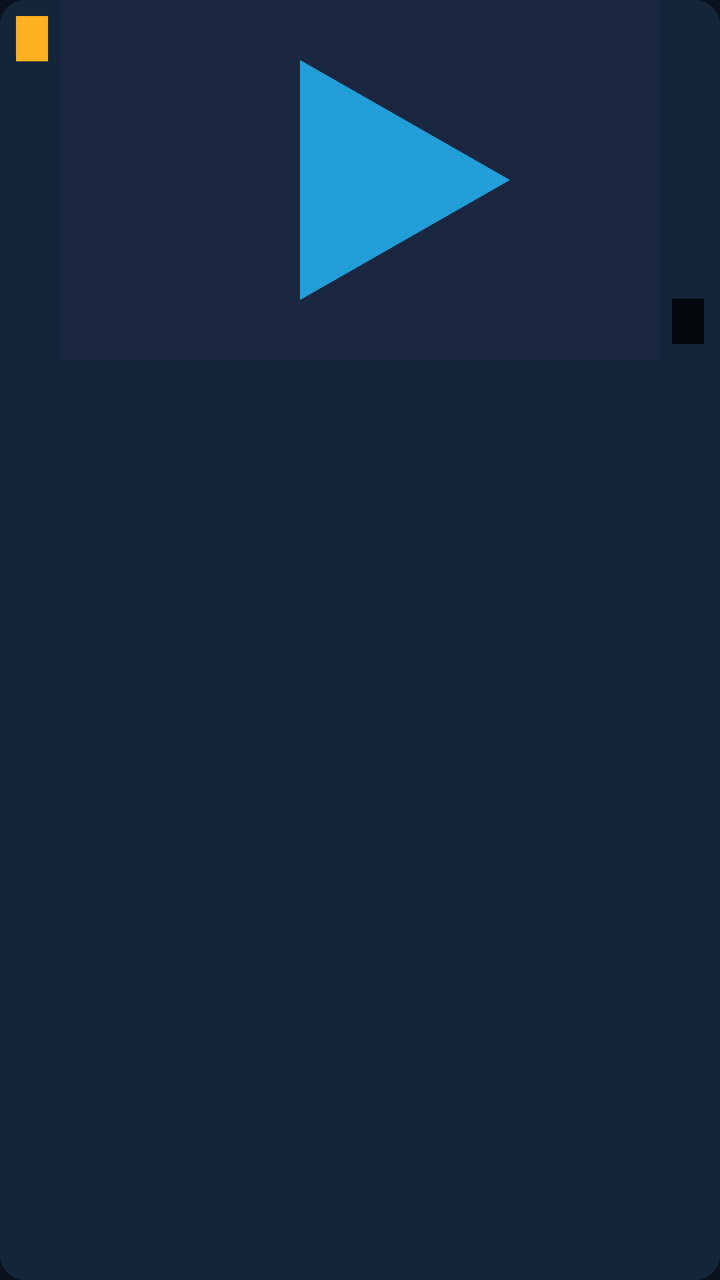
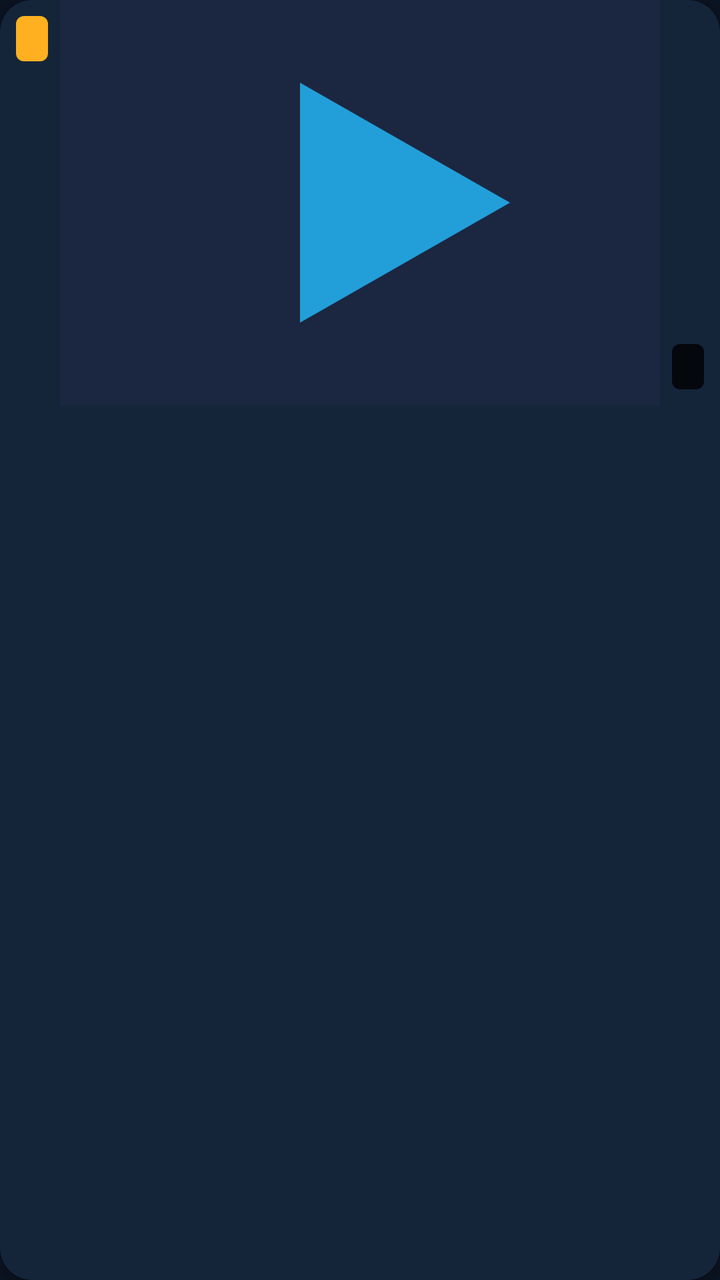

Screens rendered from an Android XML layout before and after an edit, with the pre-edit source and the edit as a unified diff.
<!-- AndroidManifest.xml: application theme Theme.NobiStream -->
<!-- res/layout/item_video.xml -->
<?xml version="1.0" encoding="utf-8"?>
<com.google.android.material.card.MaterialCardView xmlns:android="http://schemas.android.com/apk/res/android"
    xmlns:app="http://schemas.android.com/apk/res-auto"
    style="@style/Widget.NobiStream.Card"
    android:layout_width="match_parent"
    android:layout_height="wrap_content"
    android:layout_marginStart="@dimen/spacing_16"
    android:layout_marginTop="@dimen/spacing_8"
    android:layout_marginEnd="@dimen/spacing_16">

    <LinearLayout
        android:layout_width="match_parent"
        android:layout_height="wrap_content"
        android:orientation="vertical">

        <FrameLayout
            android:layout_width="match_parent"
            android:layout_height="@dimen/thumbnail_height">

            <ImageView
                android:id="@+id/videoThumb"
                android:layout_width="match_parent"
                android:layout_height="match_parent"
                android:contentDescription="@string/home_continue_watching"
                android:scaleType="centerCrop"
                android:src="@drawable/ic_video_placeholder" />

            <TextView
                android:id="@+id/qualityBadge"
                android:layout_width="wrap_content"
                android:layout_height="wrap_content"
                android:layout_gravity="top|start"
                android:layout_margin="@dimen/spacing_8"
                android:background="@color/quality_badge"
                android:paddingStart="@dimen/spacing_8"
                android:paddingTop="@dimen/spacing_4"
                android:paddingEnd="@dimen/spacing_8"
                android:paddingBottom="@dimen/spacing_4"
                android:textColor="#000000"
                android:textSize="@dimen/text_badge"
                android:textStyle="bold" />

            <TextView
                android:id="@+id/durationBadge"
                android:layout_width="wrap_content"
                android:layout_height="wrap_content"
                android:layout_gravity="bottom|end"
                android:layout_margin="@dimen/spacing_8"
                android:background="@color/scrim"
                android:paddingStart="@dimen/spacing_8"
                android:paddingTop="@dimen/spacing_4"
                android:paddingEnd="@dimen/spacing_8"
                android:paddingBottom="@dimen/spacing_4"
                android:textColor="#FFFFFF"
                android:textSize="@dimen/text_badge" />

            <TextView
                android:id="@+id/watchedBadge"
                android:layout_width="wrap_content"
                android:layout_height="wrap_content"
                android:layout_gravity="bottom|start"
                android:layout_margin="@dimen/spacing_8"
                android:background="@color/scrim"
                android:paddingStart="@dimen/spacing_8"
                android:paddingTop="@dimen/spacing_4"
                android:paddingEnd="@dimen/spacing_8"
                android:paddingBottom="@dimen/spacing_4"
                android:text="@string/common_watched"
                android:textColor="#FFFFFF"
                android:textSize="@dimen/text_badge"
                android:visibility="gone" />
        </FrameLayout>

        <LinearLayout
            android:layout_width="match_parent"
            android:layout_height="wrap_content"
            android:orientation="vertical"
            android:padding="@dimen/spacing_12">

            <TextView
                android:id="@+id/videoTitle"
                android:layout_width="match_parent"
                android:layout_height="wrap_content"
                android:maxLines="2"
                android:textColor="@color/text_primary"
                android:textSize="@dimen/text_body"
                android:textStyle="bold" />

            <TextView
                android:id="@+id/videoMeta"
                android:layout_width="match_parent"
                android:layout_height="wrap_content"
                android:layout_marginTop="@dimen/spacing_4"
                android:textColor="@color/text_secondary"
                android:textSize="@dimen/text_caption" />

            <ProgressBar
                android:id="@+id/videoProgress"
                style="?android:attr/progressBarStyleHorizontal"
                android:layout_width="match_parent"
                android:layout_height="4dp"
                android:layout_marginTop="@dimen/spacing_8"
                android:max="100"
                android:progress="0"
                android:visibility="gone" />
        </LinearLayout>
    </LinearLayout>
</com.google.android.material.card.MaterialCardView>
<!-- resources referenced by this layout -->
<resources>
  <dimen name="spacing_16">16dp</dimen>
  <dimen name="thumbnail_height">180dp</dimen>
  <style name="Widget.NobiStream.Card" parent="Widget.Material3.CardView.Elevated">
          <item name="cardCornerRadius">@dimen/corner_medium</item>
          <item name="cardBackgroundColor">@color/surface</item>
          <item name="cardElevation">2dp</item>
      </style>
  <style name="Theme.NobiStream" parent="Theme.Material3.DayNight.NoActionBar">
          <item name="colorPrimary">@color/primary</item>
          <item name="colorPrimaryVariant">@color/primary_dark</item>
          <item name="colorOnPrimary">@color/text_primary</item>
          <item name="android:colorBackground">@color/background</item>
          <item name="colorSurface">@color/surface</item>
          <item name="colorOnSurface">@color/text_primary</item>
          <item name="colorError">@color/error</item>
          <item name="android:textColorPrimary">@color/text_primary</item>
          <item name="android:textColorSecondary">@color/text_secondary</item>
          <item name="android:windowAnimationStyle">@style/Theme.NobiStream.ActivityTransitions</item>
      </style>
  <dimen name="corner_medium">12dp</dimen>
  <!-- unchanged entries left out for length: 19 -->
</resources>

<!-- the commit's change to res/layout/item_video.xml (unified diff, before → after) -->
@@ -3,19 +3,20 @@
     xmlns:app="http://schemas.android.com/apk/res-auto"
     style="@style/Widget.NobiStream.Card"
     android:layout_width="match_parent"
-    android:layout_height="wrap_content"
-    android:layout_marginStart="@dimen/spacing_16"
-    android:layout_marginTop="@dimen/spacing_8"
-    android:layout_marginEnd="@dimen/spacing_16">
+    android:layout_height="wrap_content">
 
-    <LinearLayout
+    <androidx.constraintlayout.widget.ConstraintLayout
         android:layout_width="match_parent"
-        android:layout_height="wrap_content"
-        android:orientation="vertical">
+        android:layout_height="wrap_content">
 
         <FrameLayout
-            android:layout_width="match_parent"
-            android:layout_height="@dimen/thumbnail_height">
+            android:id="@+id/thumbFrame"
+            android:layout_width="0dp"
+            android:layout_height="0dp"
+            app:layout_constraintDimensionRatio="16:9"
+            app:layout_constraintEnd_toEndOf="parent"
+            app:layout_constraintStart_toStartOf="parent"
+            app:layout_constraintTop_toTopOf="parent">
 
             <ImageView
                 android:id="@+id/videoThumb"
@@ -31,12 +32,12 @@
                 android:layout_height="wrap_content"
                 android:layout_gravity="top|start"
                 android:layout_margin="@dimen/spacing_8"
-                android:background="@color/quality_badge"
+                android:background="@drawable/bg_badge_quality"
                 android:paddingStart="@dimen/spacing_8"
                 android:paddingTop="@dimen/spacing_4"
                 android:paddingEnd="@dimen/spacing_8"
                 android:paddingBottom="@dimen/spacing_4"
-                android:textColor="#000000"
+                android:textColor="@color/on_quality_badge"
                 android:textSize="@dimen/text_badge"
                 android:textStyle="bold" />
 
@@ -46,7 +47,7 @@
                 android:layout_height="wrap_content"
                 android:layout_gravity="bottom|end"
                 android:layout_margin="@dimen/spacing_8"
-                android:background="@color/scrim"
+                android:background="@drawable/bg_badge_dark"
                 android:paddingStart="@dimen/spacing_8"
                 android:paddingTop="@dimen/spacing_4"
                 android:paddingEnd="@dimen/spacing_8"
@@ -60,7 +61,7 @@
                 android:layout_height="wrap_content"
                 android:layout_gravity="bottom|start"
                 android:layout_margin="@dimen/spacing_8"
-                android:background="@color/scrim"
+                android:background="@drawable/bg_badge_dark"
                 android:paddingStart="@dimen/spacing_8"
                 android:paddingTop="@dimen/spacing_4"
                 android:paddingEnd="@dimen/spacing_8"
@@ -69,40 +70,50 @@
                 android:textColor="#FFFFFF"
                 android:textSize="@dimen/text_badge"
                 android:visibility="gone" />
-        </FrameLayout>
 
-        <LinearLayout
-            android:layout_width="match_parent"
-            android:layout_height="wrap_content"
-            android:orientation="vertical"
-            android:padding="@dimen/spacing_12">
-
-            <TextView
-                android:id="@+id/videoTitle"
-                android:layout_width="match_parent"
-                android:layout_height="wrap_content"
-                android:maxLines="2"
-                android:textColor="@color/text_primary"
-                android:textSize="@dimen/text_body"
-                android:textStyle="bold" />
-
-            <TextView
-                android:id="@+id/videoMeta"
-                android:layout_width="match_parent"
-                android:layout_height="wrap_content"
-                android:layout_marginTop="@dimen/spacing_4"
-                android:textColor="@color/text_secondary"
-                android:textSize="@dimen/text_caption" />
-
+            
             <ProgressBar
                 android:id="@+id/videoProgress"
                 style="?android:attr/progressBarStyleHorizontal"
                 android:layout_width="match_parent"
-                android:layout_height="4dp"
-                android:layout_marginTop="@dimen/spacing_8"
+                android:layout_height="@dimen/progress_bar_height"
+                android:layout_gravity="bottom"
                 android:max="100"
                 android:progress="0"
+                android:progressDrawable="@drawable/progress_video"
                 android:visibility="gone" />
-        </LinearLayout>
-    </LinearLayout>
+        </FrameLayout>
+
+        <TextView
+            android:id="@+id/videoTitle"
+            android:layout_width="0dp"
+            android:layout_height="wrap_content"
+            android:layout_marginStart="@dimen/spacing_12"
+            android:layout_marginTop="@dimen/spacing_8"
+            android:layout_marginEnd="@dimen/spacing_12"
+            android:ellipsize="end"
+            android:fontFamily="sans-serif-medium"
+            android:maxLines="2"
+            android:textColor="@color/text_primary"
+            android:textSize="@dimen/text_body"
+            app:layout_constraintEnd_toEndOf="parent"
+            app:layout_constraintStart_toStartOf="parent"
+            app:layout_constraintTop_toBottomOf="@id/thumbFrame" />
+
+        <TextView
+            android:id="@+id/videoMeta"
+            android:layout_width="0dp"
+            android:layout_height="wrap_content"
+            android:layout_marginStart="@dimen/spacing_12"
+            android:layout_marginTop="@dimen/spacing_4"
+            android:layout_marginEnd="@dimen/spacing_12"
+            android:layout_marginBottom="@dimen/spacing_12"
+            android:maxLines="1"
+            android:textColor="@color/text_secondary"
+            android:textSize="@dimen/text_caption"
+            app:layout_constraintBottom_toBottomOf="parent"
+            app:layout_constraintEnd_toEndOf="parent"
+            app:layout_constraintStart_toStartOf="parent"
+            app:layout_constraintTop_toBottomOf="@id/videoTitle" />
+    </androidx.constraintlayout.widget.ConstraintLayout>
 </com.google.android.material.card.MaterialCardView>
<!-- resource entries referenced after the edit -->
@@ -1,25 +1,100 @@
 <!-- resources referenced by this layout -->
 <resources>
-  <dimen name="spacing_16">16dp</dimen>
-  <dimen name="thumbnail_height">180dp</dimen>
+  <color name="on_quality_badge">#000000</color>
+  <dimen name="progress_bar_height">3dp</dimen>
+  <!-- drawable bg_badge_dark (drawable) -->
+  <?xml version="1.0" encoding="utf-8"?>
+  <shape xmlns:android="http://schemas.android.com/apk/res/android"
+      android:shape="rectangle">
+      <solid android:color="@color/scrim" />
+      <corners android:radius="4dp" />
+  </shape>
+  <!-- drawable bg_badge_quality (drawable) -->
+  <?xml version="1.0" encoding="utf-8"?>
+  <shape xmlns:android="http://schemas.android.com/apk/res/android"
+      android:shape="rectangle">
+      <solid android:color="@color/quality_badge" />
+      <corners android:radius="4dp" />
+  </shape>
+  <!-- drawable progress_video (drawable) -->
+  <?xml version="1.0" encoding="utf-8"?>
+  <layer-list xmlns:android="http://schemas.android.com/apk/res/android">
+      <item android:id="@android:id/background">
+          <shape android:shape="rectangle">
+              <solid android:color="@color/progress_track" />
+          </shape>
+      </item>
+      <item android:id="@android:id/progress">
+          <clip>
+              <shape android:shape="rectangle">
+                  <solid android:color="@color/progress_played" />
+              </shape>
+          </clip>
+      </item>
+  </layer-list>
   <style name="Widget.NobiStream.Card" parent="Widget.Material3.CardView.Elevated">
           <item name="cardCornerRadius">@dimen/corner_medium</item>
           <item name="cardBackgroundColor">@color/surface</item>
-          <item name="cardElevation">2dp</item>
+          <item name="cardElevation">@dimen/elevation_2</item>
       </style>
   <style name="Theme.NobiStream" parent="Theme.Material3.DayNight.NoActionBar">
           <item name="colorPrimary">@color/primary</item>
           <item name="colorPrimaryVariant">@color/primary_dark</item>
           <item name="colorOnPrimary">@color/text_primary</item>
+          <item name="colorSecondary">@color/primary</item>
           <item name="android:colorBackground">@color/background</item>
           <item name="colorSurface">@color/surface</item>
+          <item name="colorSurfaceVariant">@color/surface_variant</item>
           <item name="colorOnSurface">@color/text_primary</item>
+          <item name="colorOnSurfaceVariant">@color/on_surface_variant</item>
           <item name="colorError">@color/error</item>
+          <item name="colorOnError">@color/on_error</item>
           <item name="android:textColorPrimary">@color/text_primary</item>
           <item name="android:textColorSecondary">@color/text_secondary</item>
+          <item name="android:windowLightStatusBar">false</item>
+          <item name="android:windowLightNavigationBar">false</item>
+          <item name="materialAlertDialogTheme">@style/Widget.NobiStream.Dialog</item>
+          <item name="bottomSheetDialogTheme">@style/Theme.NobiStream.BottomSheetDialog</item>
           <item name="android:windowAnimationStyle">@style/Theme.NobiStream.ActivityTransitions</item>
       </style>
-  <dimen name="corner_medium">12dp</dimen>
+  <color name="progress_track">#2E3D57</color>
+  <color name="progress_played">#229ED9</color>
+  <dimen name="corner_medium">16dp</dimen>
+  <dimen name="elevation_2">2dp</dimen>
+  <color name="surface_variant">#1B2740</color>
+  <color name="on_surface_variant">#C4D0E0</color>
+  <color name="on_error">#FFFFFF</color>
+  <style name="Widget.NobiStream.Dialog" parent="ThemeOverlay.Material3.MaterialAlertDialog">
+          <item name="shapeAppearance">@style/Shape.NobiStream.Dialog</item>
+          <item name="buttonBarPositiveButtonStyle">@style/Widget.NobiStream.Button.Text</item>
+          <item name="buttonBarNegativeButtonStyle">@style/Widget.NobiStream.Button.Text</item>
+          <item name="buttonBarNeutralButtonStyle">@style/Widget.NobiStream.Button.Text</item>
+      </style>
+  <style name="Theme.NobiStream.BottomSheetDialog" parent="ThemeOverlay.Material3.BottomSheetDialog">
+          <item name="bottomSheetStyle">@style/Widget.NobiStream.BottomSheet</item>
+      </style>
+  <style name="Shape.NobiStream.Dialog" parent="ShapeAppearance.Material3.MediumComponent">
+          <item name="cornerFamily">rounded</item>
+          <item name="cornerSize">@dimen/corner_dialog</item>
+      </style>
+  <style name="Widget.NobiStream.Button.Text" parent="Widget.Material3.Button.TextButton">
+          <item name="android:minHeight">@dimen/button_height_small</item>
+          <item name="android:textColor">@color/primary</item>
+      </style>
+  <style name="Widget.NobiStream.BottomSheet" parent="Widget.Material3.BottomSheet">
+          <item name="backgroundTint">@color/surface</item>
+          <item name="shapeAppearance">@style/Shape.NobiStream.BottomSheet</item>
+      </style>
+  <dimen name="corner_dialog">24dp</dimen>
+  <dimen name="button_height_small">48dp</dimen>
+  <style name="Shape.NobiStream.BottomSheet" parent="ShapeAppearance.Material3.LargeComponent">
+          <item name="cornerFamily">rounded</item>
+          <item name="cornerSizeTopLeft">@dimen/corner_sheet</item>
+          <item name="cornerSizeTopRight">@dimen/corner_sheet</item>
+          <item name="cornerSizeBottomLeft">0dp</item>
+          <item name="cornerSizeBottomRight">0dp</item>
+      </style>
+  <dimen name="corner_sheet">24dp</dimen>
   <!-- unchanged entries left out for length: 19 -->
 </resources>
 
